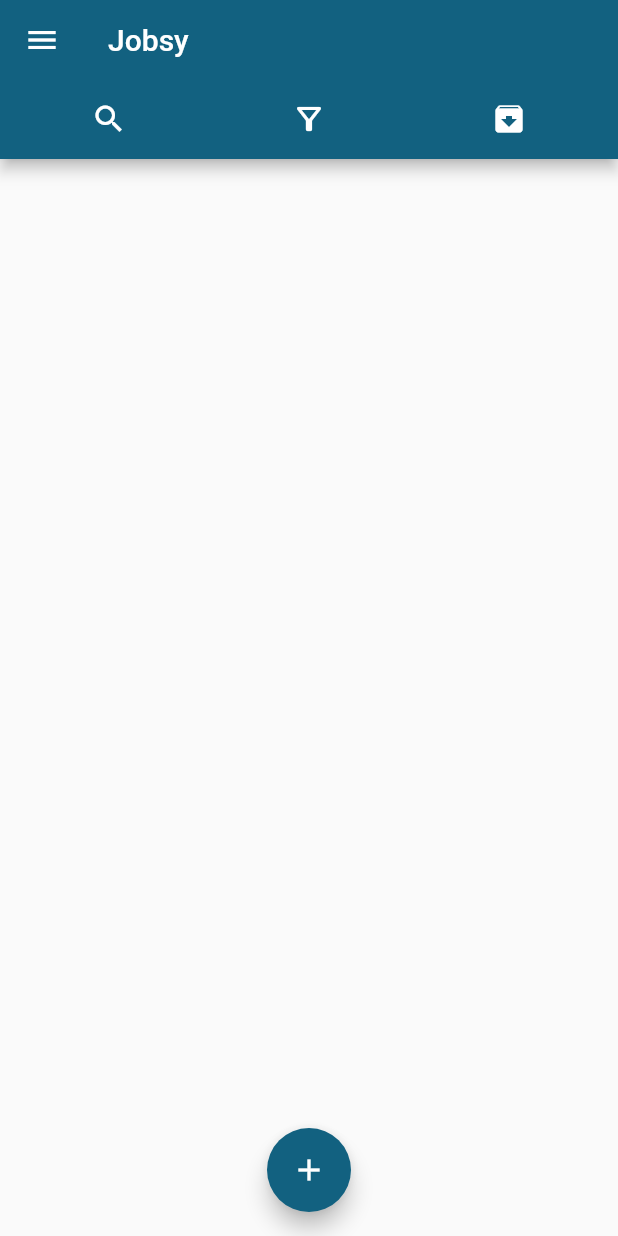
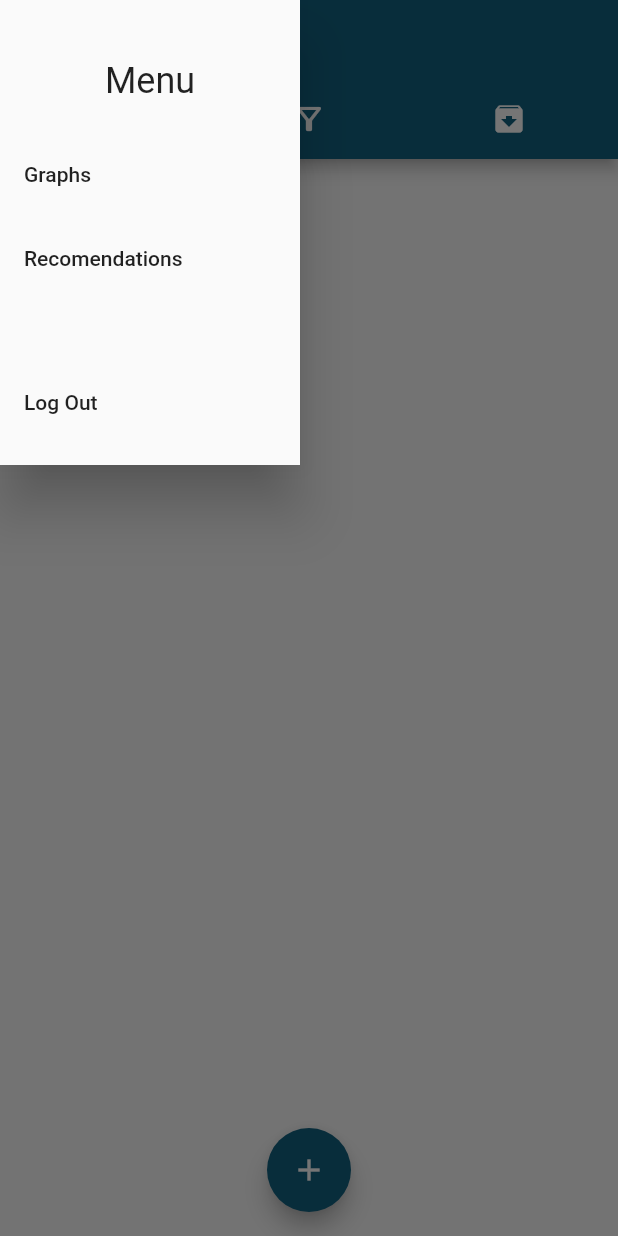
Before and after one commit to DanielTal1/jobsy_app_flutter, a Flutter app: the HomePage screen opened by its route, with the side drawer open (before the commit the screen has no drawer), on a phone screen of 412 x 824 dp. Run offline on Flutter 3.47's test engine with Material 2 defaults, Android fonts, the phone set to English and light mode, and no system bars; our stand-ins replace fl_chart, flutter_secure_storage; missing offline and left inert: dart:ffi; accounts and stored records are empty; network calls fail.

Commit message:
creating the menu and fixing changing between users

```diff
--- a/lib/home_page.dart
+++ b/lib/home_page.dart
@@ -1,5 +1,7 @@
 import 'package:flutter/material.dart';
 import 'package:jobsy_app_flutter/graphs_page.dart';
+import 'package:jobsy_app_flutter/models/username_data.dart';
+import 'package:jobsy_app_flutter/recommend_page.dart';
 import 'package:jobsy_app_flutter/widgets/job_list.dart';
 import 'package:provider/provider.dart';
 import 'add_job_screen.dart';
@@ -76,17 +78,23 @@ class _HomePageState extends State<HomePage> {
 
 
 
+
   @override
   Widget build(BuildContext context) {
-    final jobData = Provider.of<JobData>(context);
+    final jobData = Provider.of<JobData>(context,listen: false);
+    jobData.JobDataInitialize();
     return Scaffold(
       resizeToAvoidBottomInset: false,
       appBar: AppBar(
-        leading: IconButton(
-          onPressed: () {
-            Navigator.push(context,MaterialPageRoute(builder: (context)=>MyChartPage()));
+        leading: Builder(
+          builder: (BuildContext context) {
+            return IconButton(
+              icon: Icon(Icons.menu),
+              onPressed: () {
+                Scaffold.of(context).openDrawer();
+              },
+            );
           },
-          icon: Icon(Icons.menu),
         ),
         title: isArchive?Text('Jobsy|Archive'):Text('Jobsy'),
         backgroundColor: const Color(0xFF126180),
@@ -205,6 +213,54 @@ class _HomePageState extends State<HomePage> {
           ),
         ),
       ),
+      drawer:Align(
+        alignment: Alignment.topLeft,child:
+      SizedBox(height:310,width: 200,child:Drawer(child: Column(
+      children: [
+      Padding(
+      padding: const EdgeInsets.only(top: 40.0,bottom:20),
+        child: Text(
+          'Menu',
+          style: TextStyle(fontSize: 24),
+        ),
+      ),
+        Expanded(
+        child: ListView(
+          padding: EdgeInsets.zero,
+          shrinkWrap: true,
+          children: [
+            ListTile(
+              title: Text('Graphs'),
+              onTap: () {
+                Navigator.pop(context);
+                Navigator.push(context,MaterialPageRoute(builder: (context)=>MyChartPage()));
+              },
+            ),
+            ListTile(
+              title: Text('Recomendations'),
+              onTap: () {
+                Navigator.pop(context);
+                Navigator.push(context,MaterialPageRoute(builder: (context)=>RecommendPage()));
+              },
+            ),
+            Padding(
+              padding: const EdgeInsets.only(top: 40.0),
+              child: ListTile(
+                title: Text('Log Out'),
+                onTap: () {
+                  UsernameData.deleteUsernameData();
+                  jobData.JobDataExit();
+                  Navigator.pop(context);
+                  Navigator.pop(context);
+                  // Handle onTap event for "Log Out" ListTile
+                },
+              ),
+            ),
+          ],
+        )
+      ),
+    ])
+      ))),
       body: JobList(searchedQuery: searchedQuery,selectedStage:selectedStage, addSelectedCallback:addSelectedCallback, isJobSelected: isJobSelectedCallback,removeSelectedCallback:removeSelectedCallback,isSelectedListEmptyCallback:isSelectedListEmptyCallback,isArchive:isArchive),
       floatingActionButton: !isArchive?FloatingActionButton(
         onPressed: () {
--- a/lib/main.dart
+++ b/lib/main.dart
@@ -30,7 +30,7 @@ class Jobsy extends StatelessWidget {
           ),
         ],
         child:MaterialApp(
-          initialRoute:HomePage.id,
+          initialRoute:Login.id,
           routes:{
             HomePage.id:(context)=>HomePage(),
             WelcomeScreen.id:(context)=>WelcomeScreen(),
```
Also changed, not shown: lib/models/Job_data.dart (+8 -1 lines), lib/models/recommendation_data.dart (+7 -1 lines), lib/models/username_data.dart (+7 -0 lines), lib/recommend_page.dart (+1 -7 lines).
